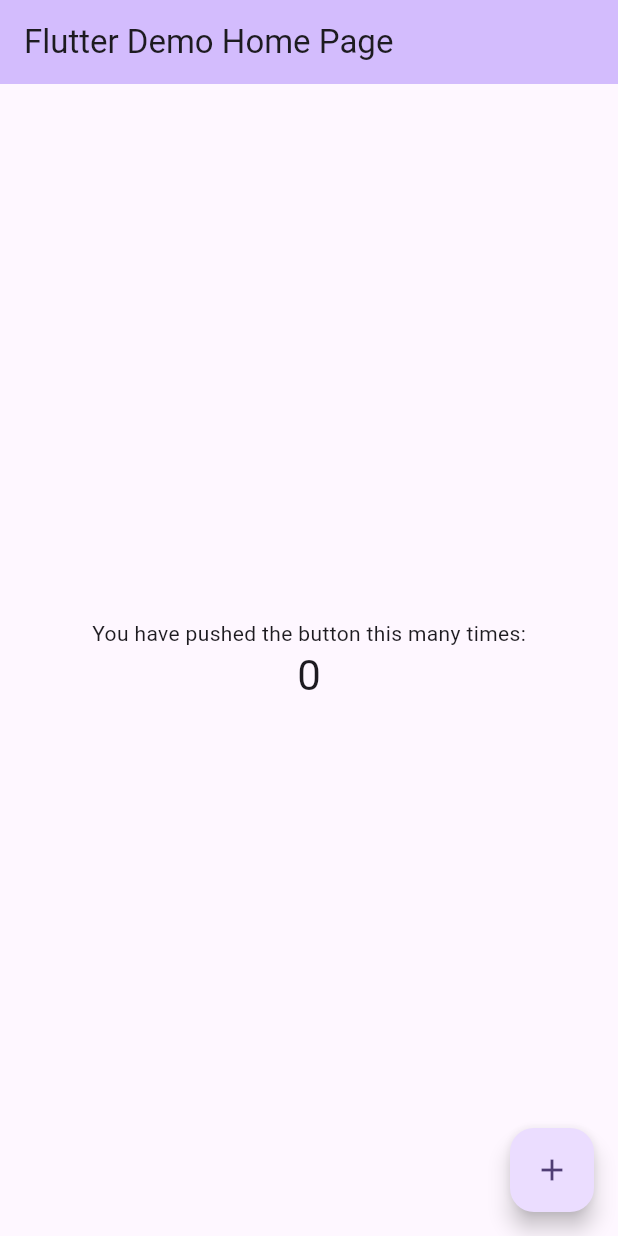
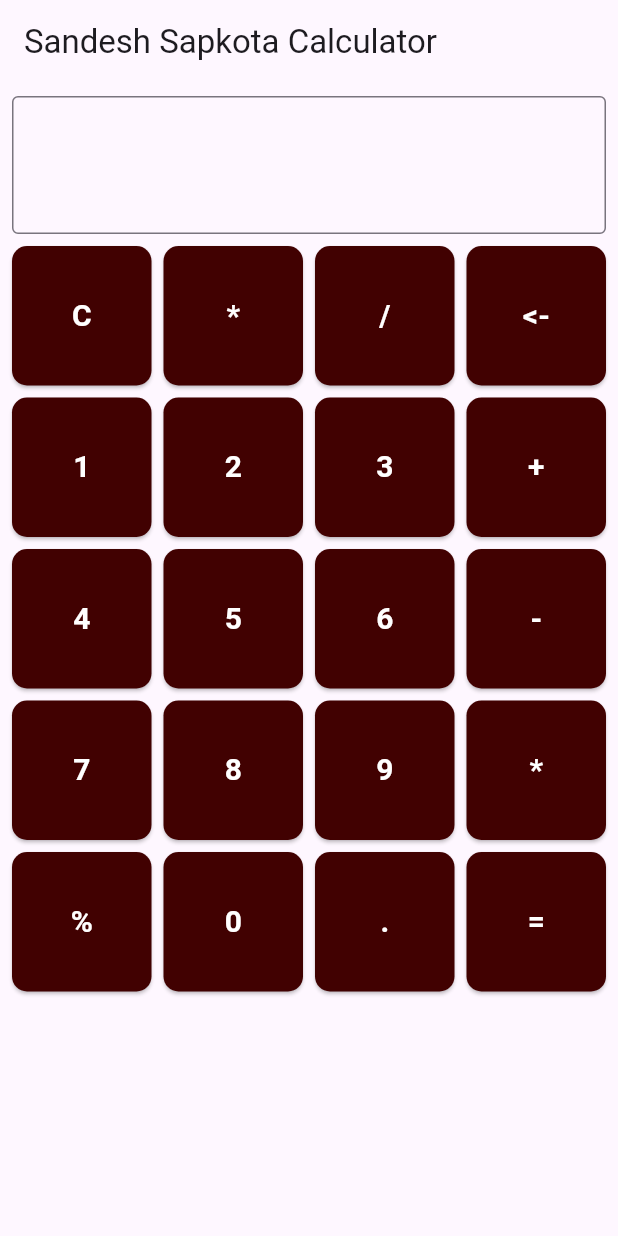
Before and after one commit to sandeshs0/calculator_app, a Flutter app: the screen it shows after launch, on a phone screen of 412 x 824 dp. Run offline on Flutter 3.47's test engine with Material 3 defaults, Android fonts, the phone set to English and light mode, and no system bars.

Commit message:
Added Functionalities

```diff
--- /dev/null
+++ b/lib/app.dart
@@ -0,0 +1,16 @@
+import 'package:calculator_app/views/calculator_screen.dart';
+import 'package:flutter/material.dart';
+class MyApp extends StatelessWidget {
+  const MyApp({super.key});
+
+  @override
+  Widget build(BuildContext context) {
+    return MaterialApp(
+      initialRoute: '/',
+      debugShowCheckedModeBanner: false,
+      routes: {
+        '/': (context) => const CalculatorScreen()
+      },
+    );
+  }
+}
--- a/lib/main.dart
+++ b/lib/main.dart
@@ -1,125 +1,6 @@
+import 'package:calculator_app/app.dart';
 import 'package:flutter/material.dart';
 
 void main() {
   runApp(const MyApp());
 }
-
-class MyApp extends StatelessWidget {
-  const MyApp({super.key});
-
-  // This widget is the root of your application.
-  @override
-  Widget build(BuildContext context) {
-    return MaterialApp(
-      title: 'Flutter Demo',
-      theme: ThemeData(
-        // This is the theme of your application.
-        //
-        // TRY THIS: Try running your application with "flutter run". You'll see
-        // the application has a purple toolbar. Then, without quitting the app,
-        // try changing the seedColor in the colorScheme below to Colors.green
-        // and then invoke "hot reload" (save your changes or press the "hot
-        // reload" button in a Flutter-supported IDE, or press "r" if you used
-        // the command line to start the app).
-        //
-        // Notice that the counter didn't reset back to zero; the application
-        // state is not lost during the reload. To reset the state, use hot
-        // restart instead.
-        //
-        // This works for code too, not just values: Most code changes can be
-        // tested with just a hot reload.
-        colorScheme: ColorScheme.fromSeed(seedColor: Colors.deepPurple),
-        useMaterial3: true,
-      ),
-      home: const MyHomePage(title: 'Flutter Demo Home Page'),
-    );
-  }
-}
-
-class MyHomePage extends StatefulWidget {
-  const MyHomePage({super.key, required this.title});
-
-  // This widget is the home page of your application. It is stateful, meaning
-  // that it has a State object (defined below) that contains fields that affect
-  // how it looks.
-
-  // This class is the configuration for the state. It holds the values (in this
-  // case the title) provided by the parent (in this case the App widget) and
-  // used by the build method of the State. Fields in a Widget subclass are
-  // always marked "final".
-
-  final String title;
-
-  @override
-  State<MyHomePage> createState() => _MyHomePageState();
-}
-
-class _MyHomePageState extends State<MyHomePage> {
-  int _counter = 0;
-
-  void _incrementCounter() {
-    setState(() {
-      // This call to setState tells the Flutter framework that something has
-      // changed in this State, which causes it to rerun the build method below
-      // so that the display can reflect the updated values. If we changed
-      // _counter without calling setState(), then the build method would not be
-      // called again, and so nothing would appear to happen.
-      _counter++;
-    });
-  }
-
-  @override
-  Widget build(BuildContext context) {
-    // This method is rerun every time setState is called, for instance as done
-    // by the _incrementCounter method above.
-    //
-    // The Flutter framework has been optimized to make rerunning build methods
-    // fast, so that you can just rebuild anything that needs updating rather
-    // than having to individually change instances of widgets.
-    return Scaffold(
-      appBar: AppBar(
-        // TRY THIS: Try changing the color here to a specific color (to
-        // Colors.amber, perhaps?) and trigger a hot reload to see the AppBar
-        // change color while the other colors stay the same.
-        backgroundColor: Theme.of(context).colorScheme.inversePrimary,
-        // Here we take the value from the MyHomePage object that was created by
-        // the App.build method, and use it to set our appbar title.
-        title: Text(widget.title),
-      ),
-      body: Center(
-        // Center is a layout widget. It takes a single child and positions it
-        // in the middle of the parent.
-        child: Column(
-          // Column is also a layout widget. It takes a list of children and
-          // arranges them vertically. By default, it sizes itself to fit its
-          // children horizontally, and tries to be as tall as its parent.
-          //
-          // Column has various properties to control how it sizes itself and
-          // how it positions its children. Here we use mainAxisAlignment to
-          // center the children vertically; the main axis here is the vertical
-          // axis because Columns are vertical (the cross axis would be
-          // horizontal).
-          //
-          // TRY THIS: Invoke "debug painting" (choose the "Toggle Debug Paint"
-          // action in the IDE, or press "p" in the console), to see the
-          // wireframe for each widget.
-          mainAxisAlignment: MainAxisAlignment.center,
-          children: <Widget>[
-            const Text(
-              'You have pushed the button this many times:',
-            ),
-            Text(
-              '$_counter',
-              style: Theme.of(context).textTheme.headlineMedium,
-            ),
-          ],
-        ),
-      ),
-      floatingActionButton: FloatingActionButton(
-        onPressed: _incrementCounter,
-        tooltip: 'Increment',
-        child: const Icon(Icons.add),
-      ), // This trailing comma makes auto-formatting nicer for build methods.
-    );
-  }
-}
--- /dev/null
+++ b/lib/views/calculator_screen.dart
@@ -0,0 +1,157 @@
+import 'package:flutter/material.dart';
+
+class CalculatorScreen extends StatefulWidget {
+  const CalculatorScreen({super.key});
+
+  @override
+  State<CalculatorScreen> createState() => _CalculatorViewState();
+}
+
+class _CalculatorViewState extends State<CalculatorScreen> {
+  final _textController = TextEditingController();
+  List<String> lstSymbols = [
+    "C",
+    "*",
+    "/",
+    "<-",
+    "1",
+    "2",
+    "3",
+    "+",
+    "4",
+    "5",
+    "6",
+    "-",
+    "7",
+    "8",
+    "9",
+    "*",
+    "%",
+    "0",
+    ".",
+    "=",
+  ];
+
+  String input = "";
+  double? firstOperand;
+  double? secondOperand;
+  String? operation;
+
+  void _onButtonPressed(String symbol) {
+    setState(() {
+      if (symbol == "C") {
+        // Clear Screen
+        input = "";
+        firstOperand = null;
+        secondOperand = null;
+        operation = null;
+      } else if (symbol == "<-") {
+        // Delete
+        if (input.isNotEmpty) {
+          input = input.substring(0, input.length - 1);
+        }
+      } else if (symbol == "=") {
+        // Calculate the result
+        if (firstOperand != null && operation != null && input.isNotEmpty) {
+          secondOperand = double.tryParse(input);
+          if (secondOperand != null) {
+            switch (operation) {
+              case "+":
+                input = (firstOperand! + secondOperand!).toString();
+                break;
+              case "-":
+                input = (firstOperand! - secondOperand!).toString();
+                break;
+              case "*":
+                input = (firstOperand! * secondOperand!).toString();
+                break;
+              case "/":
+                input = secondOperand != 0
+                    ? (firstOperand! / secondOperand!).toString()
+                    : "Error";
+                break;
+              case "%":
+                input = (firstOperand! % secondOperand!).toString();
+                break;
+              default:
+                break;
+            }
+          }
+          firstOperand = null;
+          operation = null;
+        }
+      } else if (["+", "-", "*", "/", "%"].contains(symbol)) {
+        if (input.isNotEmpty) {
+          firstOperand = double.tryParse(input);
+          operation = symbol;
+          input = "";
+        }
+      } else {
+        input += symbol;
+      }
+      _textController.text = input;
+    });
+  }
+
+  @override
+  Widget build(BuildContext context) {
+    return Scaffold(
+      appBar: AppBar(
+        title: const Text('Sandesh Sapkota Calculator'),
+      ),
+      body: Padding(
+        padding: const EdgeInsets.all(8.0),
+        child: Form(
+          child: Column(
+            children: [
+              TextFormField(
+                textDirection: TextDirection.rtl,
+                controller: _textController,
+                decoration: const InputDecoration(
+                  border: OutlineInputBorder(),
+                ),
+                style: const TextStyle(
+                  fontSize: 40,
+                  fontWeight: FontWeight.bold,
+                ),
+                readOnly: true, // Prevent manual input
+              ),
+              const SizedBox(
+                height: 8,
+              ),
+              Expanded(
+                child: GridView.builder(
+                  gridDelegate: const SliverGridDelegateWithFixedCrossAxisCount(
+                    crossAxisCount: 4,
+                    crossAxisSpacing: 8.0,
+                    mainAxisSpacing: 8.0,
+                  ),
+                  itemCount: lstSymbols.length,
+                  itemBuilder: (context, index) {
+                    return ElevatedButton(
+                      style: ElevatedButton.styleFrom(
+                        backgroundColor: Color.fromARGB(255, 65, 1, 1),
+                        foregroundColor: Colors.white,
+                        shape: RoundedRectangleBorder(
+                          borderRadius: BorderRadius.circular(10),
+                        ),
+                      ),
+                      onPressed: () => _onButtonPressed(lstSymbols[index]),
+                      child: Text(
+                        lstSymbols[index],
+                        style: const TextStyle(
+                          fontSize: 20,
+                          fontWeight: FontWeight.bold,
+                        ),
+                      ),
+                    );
+                  },
+                ),
+              ),
+            ],
+          ),
+        ),
+      ),
+    );
+  }
+}
```
